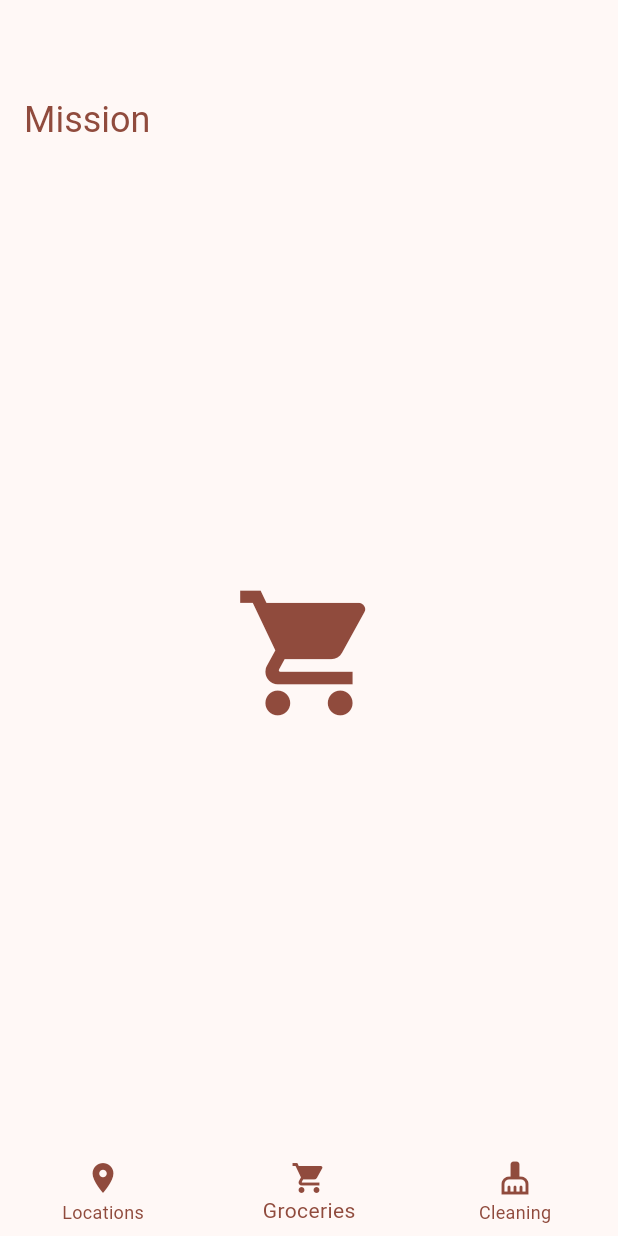
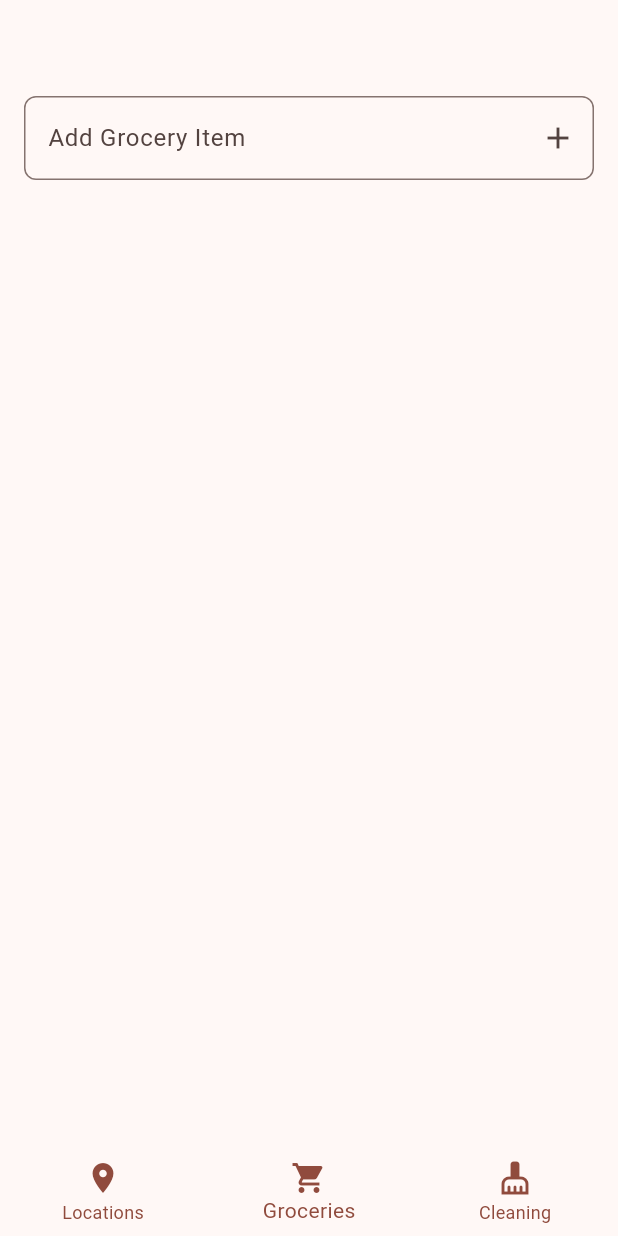
Before and after one commit to Oliver-Form/mission, a Flutter app: the screen it shows after launch, item 2 of the bottom bar chosen, on a phone screen of 412 x 824 dp. Run offline on Flutter 3.47's test engine with Material 3 defaults, Android fonts, the phone set to English and light mode, and no system bars; Roboto replaces fonts that are missing (Georgia).

Commit message:
added grocery item widget

```diff
--- a/lib/main.dart
+++ b/lib/main.dart
@@ -1,4 +1,5 @@
 import 'package:flutter/material.dart';
+import 'package:mission/pages/groceries_page.dart';
 
 void main() {
   runApp(const MyApp());
@@ -49,7 +50,9 @@ class _MyHomePageState extends State<MyHomePage> {
   @override
   Widget build(BuildContext context) {
     return Scaffold(
-      body: Column(
+      body: _selectedIndex == 1
+          ? const GroceriesPage()
+          : Column(
         crossAxisAlignment: CrossAxisAlignment.start,
         children: [
           Padding(
--- /dev/null
+++ b/lib/pages/groceries_page.dart
@@ -0,0 +1,75 @@
+import 'package:flutter/material.dart';
+
+class GroceriesPage extends StatefulWidget {
+  const GroceriesPage({Key? key}) : super(key: key);
+
+  @override
+  State<GroceriesPage> createState() => _GroceriesPageState();
+}
+
+class _GroceryItem {
+  String name;
+  bool done;
+  _GroceryItem(this.name) : done = false;
+}
+
+class _GroceriesPageState extends State<GroceriesPage> {
+  final List<_GroceryItem> _items = [];
+  final TextEditingController _controller = TextEditingController();
+
+  @override
+  void dispose() {
+    _controller.dispose();
+    super.dispose();
+  }
+
+  void _addItem(String name) {
+    if (name.trim().isEmpty) return;
+    setState(() {
+      _items.add(_GroceryItem(name.trim()));
+    });
+    _controller.clear();
+  }
+
+  @override
+  Widget build(BuildContext context) {
+    return Padding(
+      padding: const EdgeInsets.fromLTRB(16, 64, 16, 16),
+      child: Column(
+        children: [
+          // input field with outlined border and integrated add button
+          TextField(
+            controller: _controller,
+            decoration: InputDecoration(
+              labelText: 'Add Grocery Item',
+              border: OutlineInputBorder(
+                borderRadius: BorderRadius.circular(8),
+              ),
+              suffixIcon: IconButton(
+                icon: const Icon(Icons.add),
+                onPressed: () => _addItem(_controller.text),
+              ),
+            ),
+            onSubmitted: _addItem,
+          ),
+          const SizedBox(height: 16),
+          Expanded(
+            child: ListView(
+              children: _items.map((item) {
+                return CheckboxListTile(
+                  value: item.done,
+                  title: Text(item.name),
+                  onChanged: (checked) {
+                    setState(() {
+                      item.done = checked ?? false;
+                    });
+                  },
+                );
+              }).toList(),
+            ),
+          ),
+        ],
+      ),
+    );
+  }
+}
```
